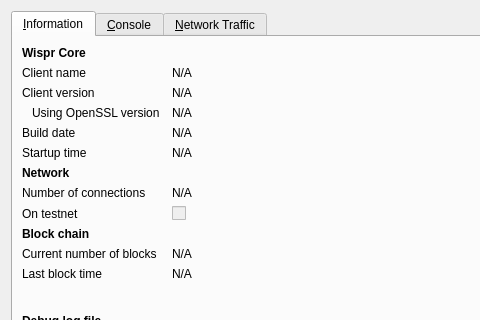
rpicoin/rpicore, file src/qt/forms/rpcconsole.ui: the form before one commit; both pictures show x 0 to 480 and y 0 to 320 of the 740 by 466 pixel window.
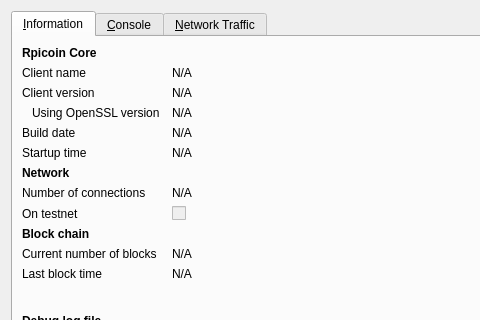
The form after the commit. Icons and pictures are not drawn. Custom widgets are drawn as their Qt base class.

Commit message: [CORE] Merge Wispr 0.2 with Rpicoin 0.2

What changed in the file:
```diff
--- a/src/qt/forms/rpcconsole.ui
+++ b/src/qt/forms/rpcconsole.ui
@@ -36,7 +36,7 @@
           </font>
          </property>
          <property name="text">
-          <string>Wispr Core</string>
+          <string>Rpicoin Core</string>
          </property>
         </widget>
        </item>
```
Left out of the diff: 6 changed lines with no effect on the pictures. The commit also changes 247 other files.
